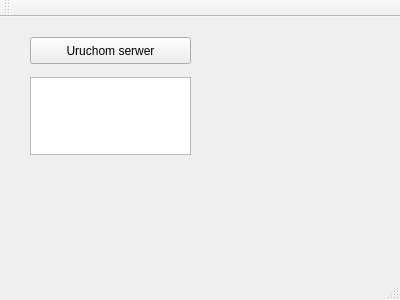
First picture: the form in ServerApplication/src/libs/ui/mainwindow.ui, repository militia11/in, before the edit.
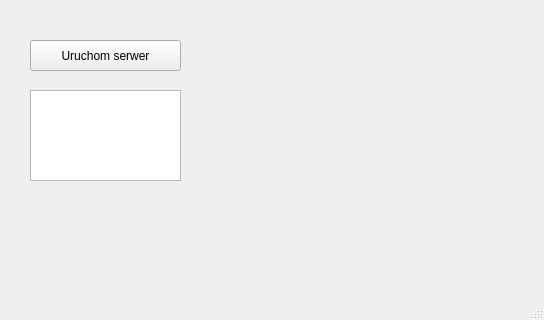
Second picture: the form after the edit.

Diff of the .ui file:
```diff
--- a/ServerApplication/src/libs/ui/mainwindow.ui
+++ b/ServerApplication/src/libs/ui/mainwindow.ui
@@ -6,8 +6,8 @@
    <rect>
     <x>0</x>
     <y>0</y>
-    <width>400</width>
-    <height>300</height>
+    <width>544</width>
+    <height>320</height>
    </rect>
   </property>
   <property name="windowTitle">
@@ -18,9 +18,9 @@
     <property name="geometry">
      <rect>
       <x>30</x>
-      <y>20</y>
-      <width>161</width>
-      <height>27</height>
+      <y>40</y>
+      <width>151</width>
+      <height>31</height>
      </rect>
     </property>
     <property name="text">
@@ -31,9 +31,9 @@
     <property name="geometry">
      <rect>
       <x>30</x>
-      <y>60</y>
-      <width>161</width>
-      <height>78</height>
+      <y>90</y>
+      <width>151</width>
+      <height>91</height>
      </rect>
     </property>
    </widget>
@@ -48,17 +48,8 @@
     </rect>
    </property>
   </widget>
-  <widget class="QToolBar" name="mainToolBar">
-   <attribute name="toolBarArea">
-    <enum>TopToolBarArea</enum>
-   </attribute>
-   <attribute name="toolBarBreak">
-    <bool>false</bool>
-   </attribute>
-  </widget>
-  <widget class="QStatusBar" name="statusBar"/>
+  <widget class="QStatusBar" name="statusbar"/>
  </widget>
- <layoutdefault spacing="6" margin="11"/>
  <resources/>
  <connections/>
 </ui>
```
Left out of the diff: 14 changed lines with no effect on the pictures.
